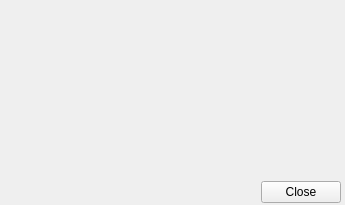
First picture: the form in src/aboutdialog.ui, repository loimu/exo, before the edit.
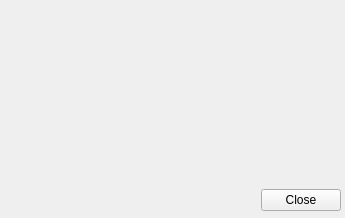
Second picture: the form after the edit. Icons and pictures are not drawn.

What changed in the file:
```diff
--- a/src/aboutdialog.ui
+++ b/src/aboutdialog.ui
@@ -10,7 +10,7 @@
     <x>0</x>
     <y>0</y>
     <width>345</width>
-    <height>205</height>
+    <height>218</height>
    </rect>
   </property>
   <property name="sizePolicy">
@@ -22,13 +22,13 @@
   <property name="minimumSize">
    <size>
     <width>345</width>
-    <height>205</height>
+    <height>218</height>
    </size>
   </property>
   <property name="maximumSize">
    <size>
     <width>345</width>
-    <height>205</height>
+    <height>218</height>
    </size>
   </property>
   <property name="windowTitle">
@@ -40,19 +40,29 @@
      <x>10</x>
      <y>10</y>
      <width>331</width>
-     <height>193</height>
+     <height>201</height>
     </rect>
    </property>
    <layout class="QVBoxLayout" name="verticalLayout">
+    <property name="spacing">
+     <number>6</number>
+    </property>
+    <property name="sizeConstraint">
+     <enum>QLayout::SetMaximumSize</enum>
+    </property>
     <item>
      <widget class="QLabel" name="label">
+      <property name="sizePolicy">
+       <sizepolicy hsizetype="Preferred" vsizetype="MinimumExpanding">
+        <horstretch>0</horstretch>
+        <verstretch>0</verstretch>
+       </sizepolicy>
+      </property>
       <property name="text">
        <string/>
       </property>
      </widget>
     </item>
-    <item>
-     <layout class="QHBoxLayout" name="horizontalLayout">
       <item>
        <widget class="QDialogButtonBox" name="buttonBox">
         <property name="standardButtons">
@@ -64,8 +74,6 @@
        </widget>
       </item>
      </layout>
-    </item>
-   </layout>
   </widget>
   <widget class="QLabel" name="label_2">
    <property name="geometry">
```
Left out of the diff: 4 changed lines with no effect on the pictures. Lines whose indentation alone changed are shown as unchanged.
